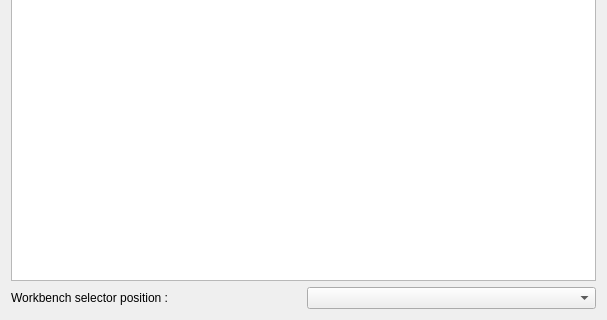
Before: the Qt Designer form src/Gui/DlgSettingsWorkbenches.ui in southseact-3d/fcd, drawn with Qt 5; both pictures show x 0 to 607 and y 539 to 859 of the 607 by 859 pixel window.
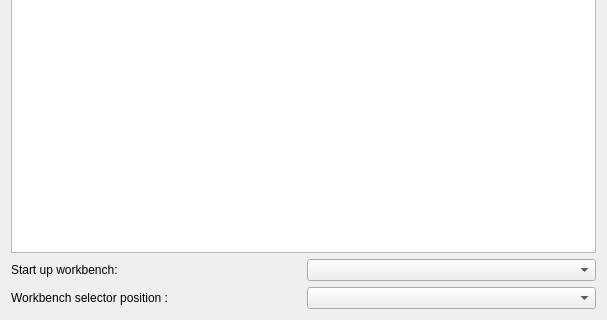
After: the same form once the commit is applied. Custom widgets are drawn as their Qt base class.

Commit message: Preferences: Workbench: Move startup workbench to workbench page

The edit to the form file:
```diff
--- a/src/Gui/DlgSettingsWorkbenches.ui
+++ b/src/Gui/DlgSettingsWorkbenches.ui
@@ -58,6 +58,40 @@
       <number>0</number>
      </property>
      <item>
+      <widget class="QLabel" name="autoModuleLabel">
+       <property name="text">
+        <string>Start up workbench:</string>
+       </property>
+      </widget>
+     </item>
+     <item>
+      <widget class="QComboBox" name="AutoloadModuleCombo">
+       <property name="toolTip">
+        <string>Choose which workbench will be activated and shown
+after FreeCAD launches</string>
+       </property>
+      </widget>
+     </item>
+    </layout>
+   </item>
+   <item row="3" column="0">
+    <layout class="QHBoxLayout">
+     <property name="spacing">
+      <number>6</number>
+     </property>
+     <property name="leftMargin">
+      <number>0</number>
+     </property>
+     <property name="topMargin">
+      <number>0</number>
+     </property>
+     <property name="rightMargin">
+      <number>0</number>
+     </property>
+     <property name="bottomMargin">
+      <number>0</number>
+     </property>
+     <item>
       <widget class="QLabel" name="WorkbenchSelectorPositionLabel">
        <property name="text">
         <string>Workbench selector position :</string>
```
The commit also changes 4 other files.
